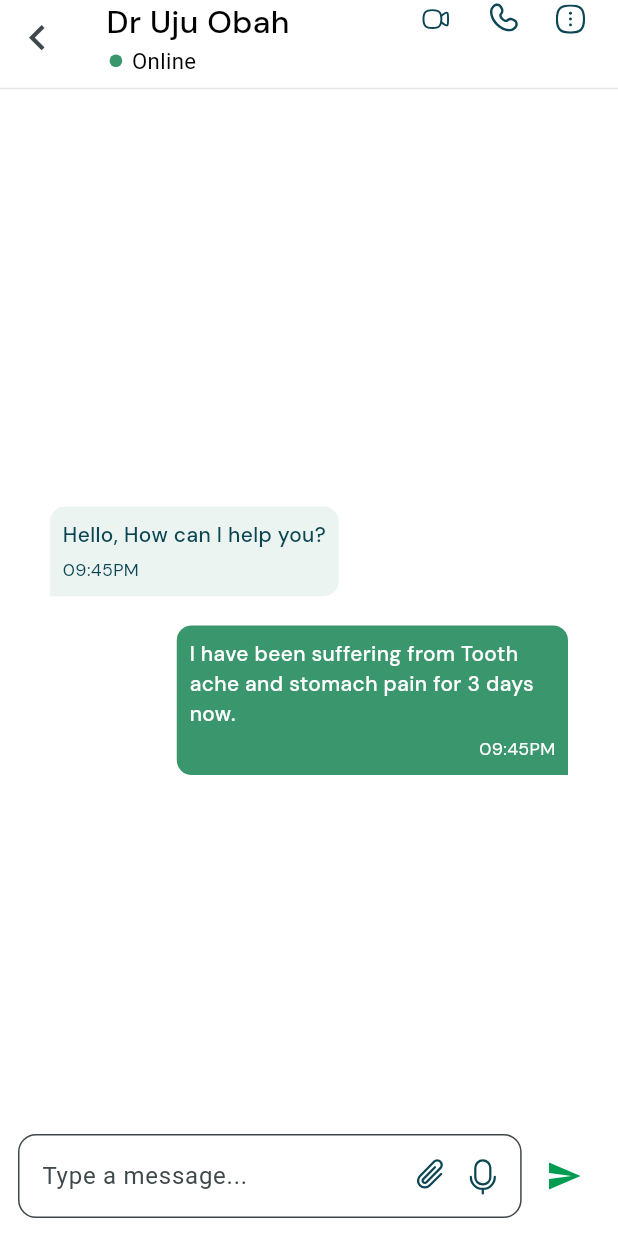
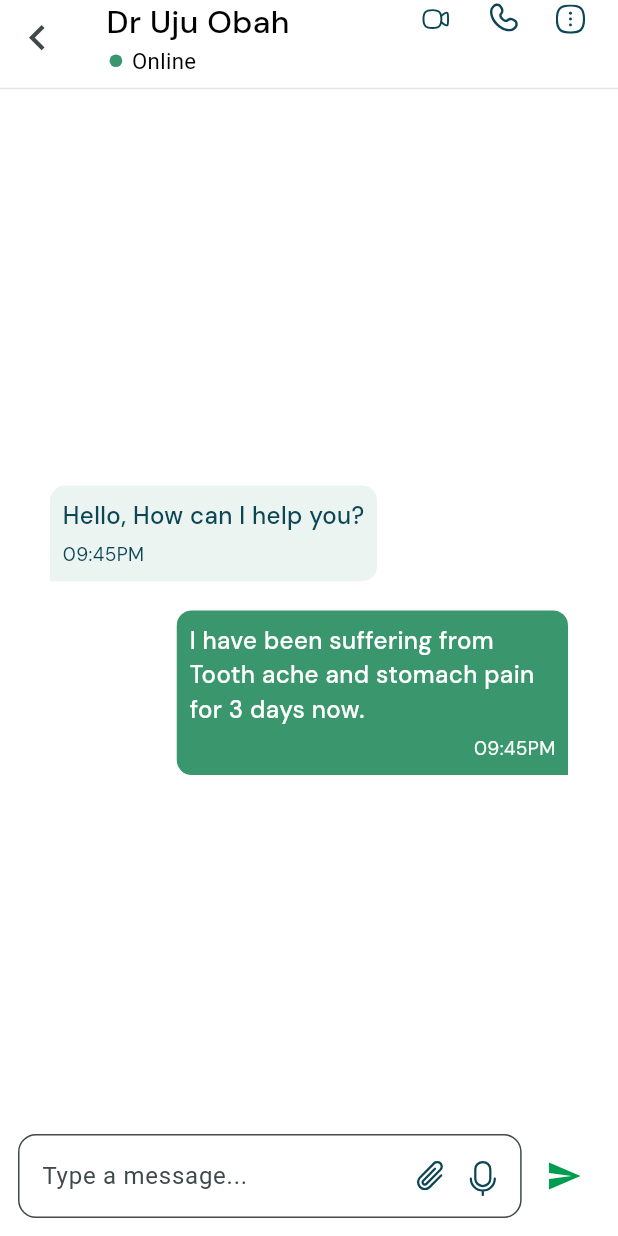
Before and after one commit to Shiido1/my_doc_lab, a Flutter app: the ChatScreen screen opened directly, on a phone screen of 412 x 824 dp. Run offline on Flutter 3.47's test engine with Material 3 defaults, Android fonts, the phone set to English and light mode, and no system bars; our stand-ins replace flutter_screenutil, flutter_spinkit, flutter_svg, google_fonts; Roboto replaces fonts that are missing (Gabarito).

Commit message:
commit work on the 9th of april

```diff
--- a/lib/ui/screens/dashboard/chat/chat_screen.dart
+++ b/lib/ui/screens/dashboard/chat/chat_screen.dart
@@ -134,7 +134,7 @@ class _ChatScreenState extends State<ChatScreen> {
                               TextView(
                                 text: 'Hello, How can I help you?',
                                 textStyle: GoogleFonts.dmSans(
-                                  fontSize: 13.2.sp,
+                                  fontSize: 15.2.sp,
                                   fontWeight: FontWeight.w500,
                                   color: AppColor.darkindgrey,
                                 ),
@@ -143,7 +143,7 @@ class _ChatScreenState extends State<ChatScreen> {
                               TextView(
                                 text: '09:45PM',
                                 textStyle: GoogleFonts.dmSans(
-                                  fontSize: 11.2.sp,
+                                  fontSize: 12.sp,
                                   fontWeight: FontWeight.w400,
                                   color: AppColor.darkindgrey,
                                 ),
@@ -175,7 +175,7 @@ class _ChatScreenState extends State<ChatScreen> {
                                 text:
                                     'I have been suffering from Tooth ache and stomach pain for 3 days now.',
                                 textStyle: GoogleFonts.dmSans(
-                                  fontSize: 13.2.sp,
+                                  fontSize: 15.2.sp,
                                   fontWeight: FontWeight.w500,
                                   color: AppColor.white,
                                 ),
@@ -184,7 +184,7 @@ class _ChatScreenState extends State<ChatScreen> {
                               TextView(
                                 text: '09:45PM',
                                 textStyle: GoogleFonts.dmSans(
-                                  fontSize: 11.2.sp,
+                                  fontSize: 12.sp,
                                   fontWeight: FontWeight.w400,
                                   color: AppColor.white,
                                 ),
@@ -229,7 +229,7 @@ class _ChatScreenState extends State<ChatScreen> {
                               fillColor: AppColor.white,
                               suffixIcon: Padding(
                                 padding: EdgeInsets.only(
-                                  top: 12.w,
+                                  top: 13.w,
                                   right: 16.w,
                                 ),
                                 child:
```
